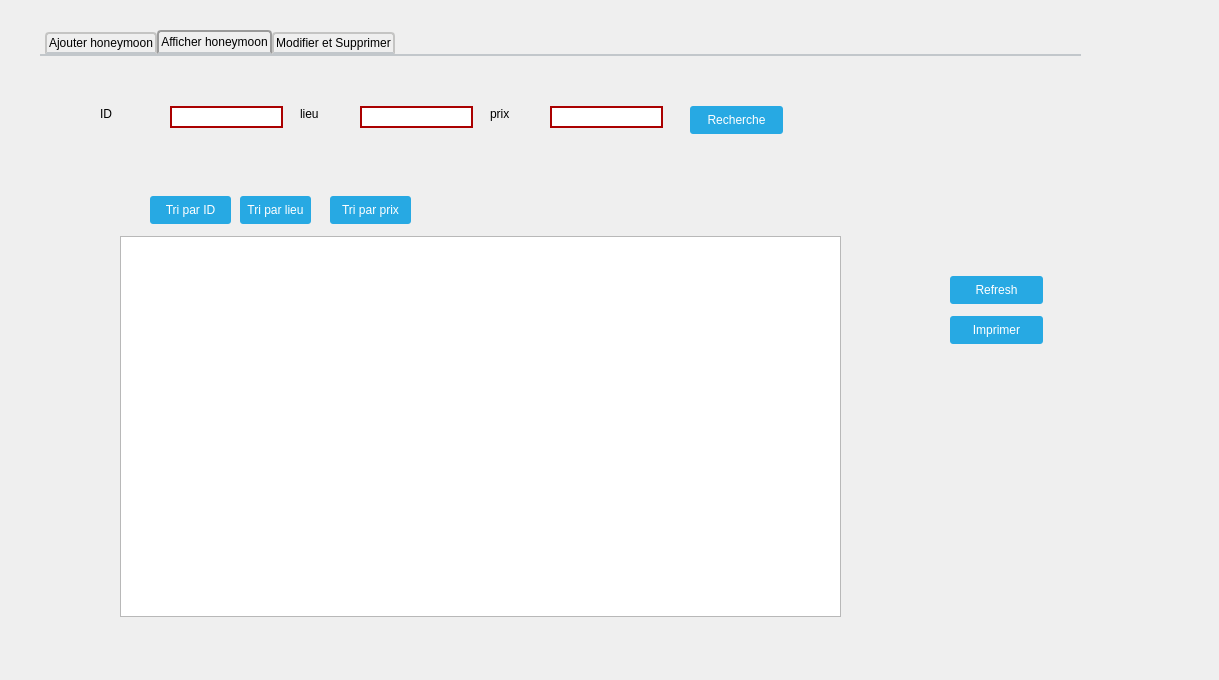
Before: the Qt Designer form honeymoonplus.ui in melek007/smart_wedding_2a09, drawn with Qt 5.
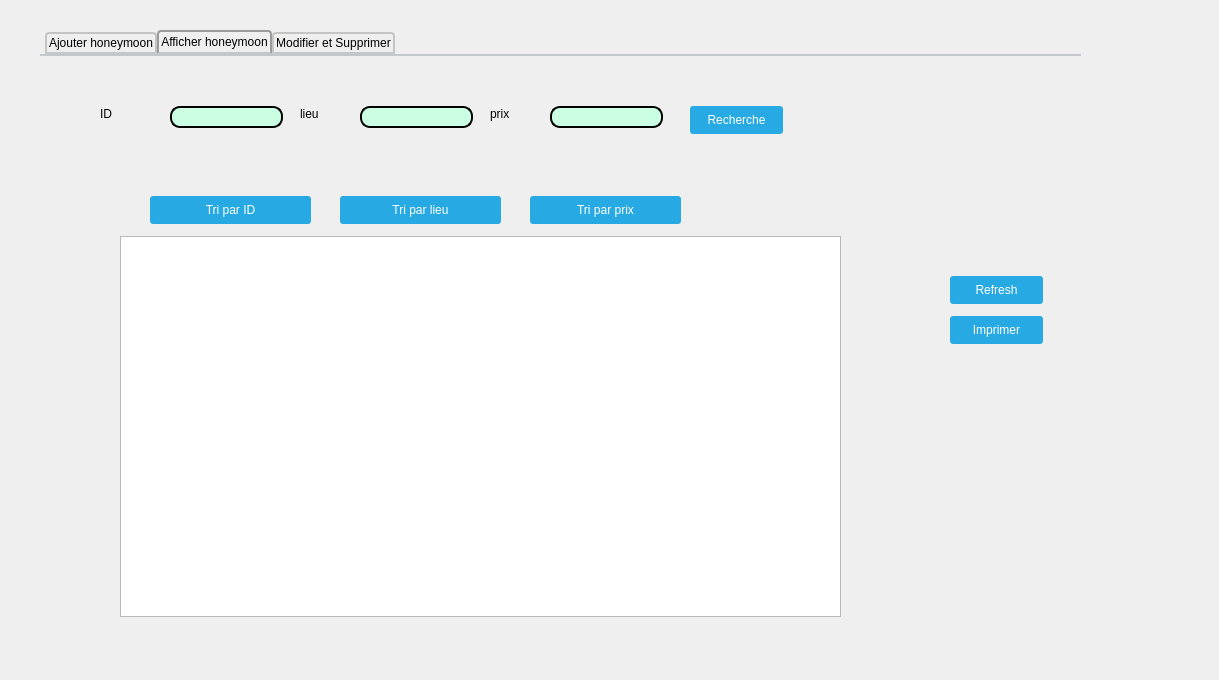
After: the same form once the commit is applied.

What changed in the file:
```diff
--- a/honeymoonplus.ui
+++ b/honeymoonplus.ui
@@ -320,9 +320,9 @@
     <widget class="QPushButton" name="tri_par_lieu">
      <property name="geometry">
       <rect>
-       <x>200</x>
+       <x>300</x>
        <y>140</y>
-       <width>71</width>
+       <width>161</width>
        <height>28</height>
       </rect>
      </property>
@@ -424,7 +424,7 @@
       <rect>
        <x>110</x>
        <y>140</y>
-       <width>81</width>
+       <width>161</width>
        <height>28</height>
       </rect>
      </property>
@@ -460,9 +460,9 @@
     <widget class="QPushButton" name="tri_par_prix">
      <property name="geometry">
       <rect>
-       <x>290</x>
+       <x>490</x>
        <y>140</y>
-       <width>81</width>
+       <width>151</width>
        <height>28</height>
       </rect>
      </property>
@@ -505,10 +505,16 @@
       </rect>
      </property>
      <property name="styleSheet">
-      <string notr="true">background-color : none;
-border-color: rgb(170, 0, 0);
-border-width : 2px;
-border-style:solid</string>
+      <string notr="true">QLineEdit{ background-color:rgb(202, 255, 227);
+border: 2px solid ;
+border-radius: 10px;
+
+padding: 0 8px;
+selection-background-color: darkgray;
+font-size: 16px;}
+
+QLineEdit:focus { background-color:rgb(192, 192, 255);}
+</string>
      </property>
     </widget>
     <widget class="QLineEdit" name="recherche_par_id">
@@ -521,10 +527,16 @@
       </rect>
      </property>
      <property name="styleSheet">
-      <string notr="true">background-color : none;
-border-color: rgb(170, 0, 0);
-border-width : 2px;
-border-style:solid</string>
+      <string notr="true">QLineEdit{ background-color:rgb(202, 255, 227);
+border: 2px solid ;
+border-radius: 10px;
+
+padding: 0 8px;
+selection-background-color: darkgray;
+font-size: 16px;}
+
+QLineEdit:focus { background-color:rgb(192, 192, 255);}
+</string>
      </property>
     </widget>
     <widget class="QLabel" name="label_24">
@@ -550,10 +562,16 @@
       </rect>
      </property>
      <property name="styleSheet">
-      <string notr="true">background-color : none;
-border-color: rgb(170, 0, 0);
-border-width : 2px;
-border-style:solid</string>
+      <string notr="true">QLineEdit{ background-color:rgb(202, 255, 227);
+border: 2px solid ;
+border-radius: 10px;
+
+padding: 0 8px;
+selection-background-color: darkgray;
+font-size: 16px;}
+
+QLineEdit:focus { background-color:rgb(192, 192, 255);}
+</string>
      </property>
     </widget>
     <widget class="QPushButton" name="refresh_honeymoon">
```
Left out of the diff: 5 changed lines with no effect on the pictures.
